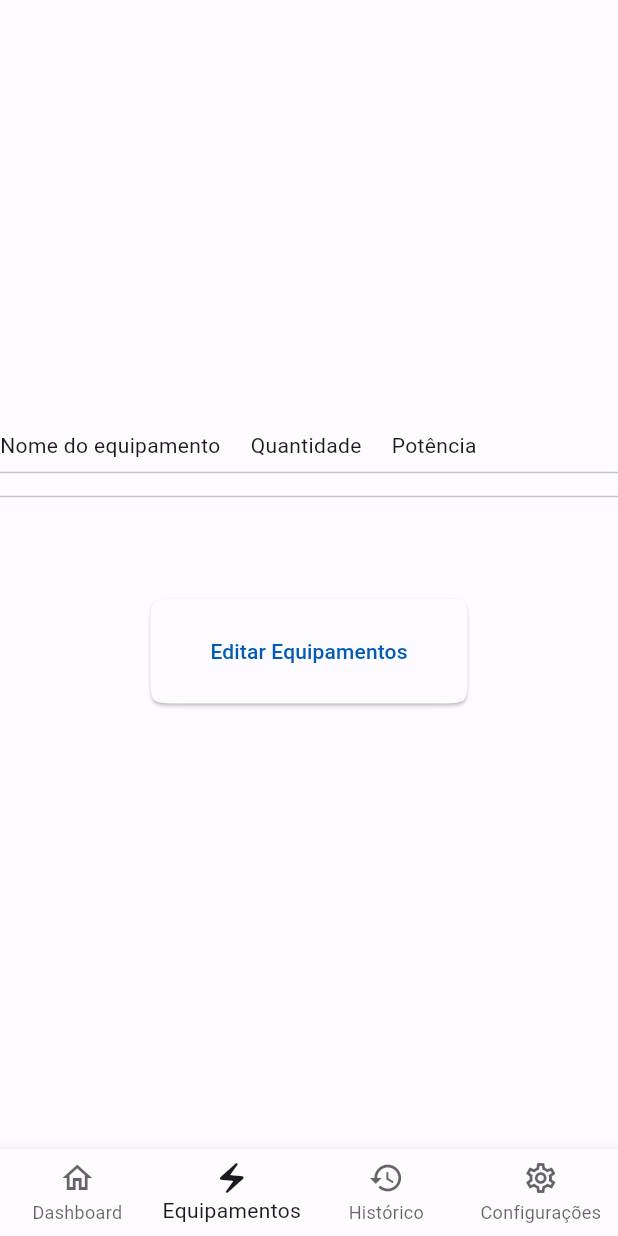
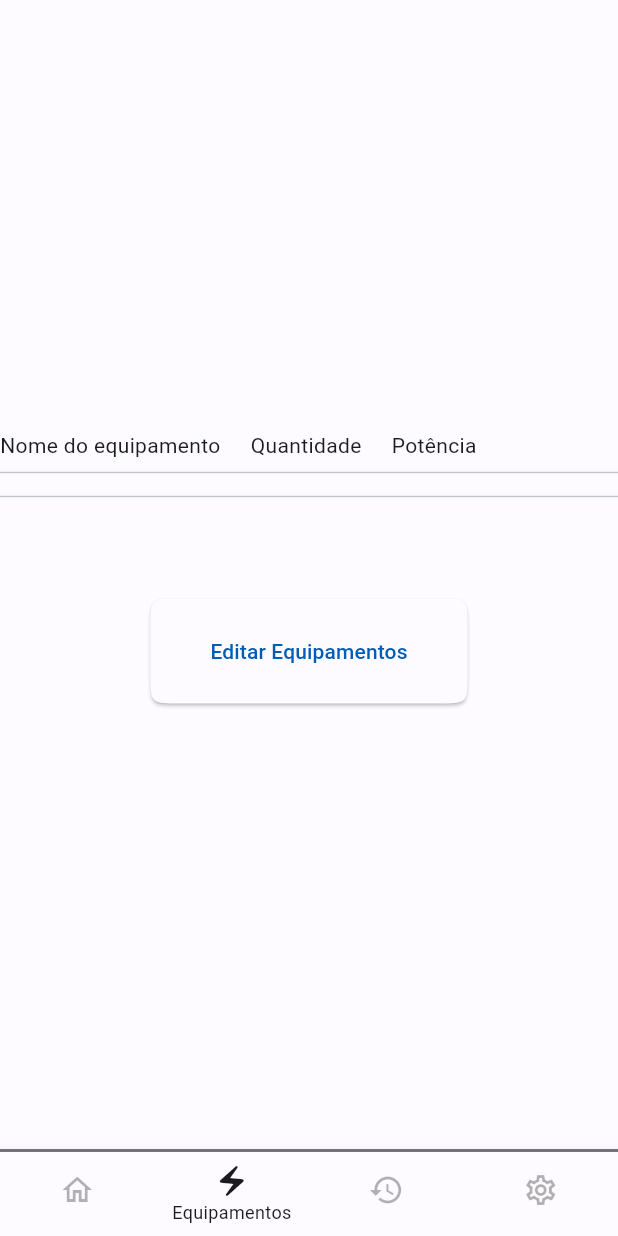
Before and after one commit to BrunoAlm/powertrack, a Flutter app: the HomePage screen opened by its route, item 2 of the bottom bar chosen, on a phone screen of 412 x 824 dp. Run offline on Flutter 3.47's test engine with Material 2 defaults, Android fonts, the phone set to English and light mode, and no system bars; our stand-ins replace appwrite, flutter_modular, flutter_svg; accounts and stored records are empty; network calls fail; statements that could not run were skipped.

Commit message:
fix bottomNavigation and timePicker

```diff
--- a/lib/src/app/presenters/ui/molecules/bottom_navigation.dart
+++ b/lib/src/app/presenters/ui/molecules/bottom_navigation.dart
@@ -39,12 +39,17 @@ class _BottomNavigationState extends State<BottomNavigation> {
 
   @override
   Widget build(BuildContext context) {
-    return BottomNavigationBar(
-      unselectedItemColor: Theme.of(context).hintColor,
+    return Container(
+      decoration: BoxDecoration(
+        border: Border(
+          top: BorderSide(width: 2, color: Theme.of(context).dividerColor),
+        ),
+      ),
+      child: BottomNavigationBar(
+        unselectedItemColor: Theme.of(context).hintColor.withOpacity(.3),
         selectedItemColor: Theme.of(context).colorScheme.onBackground,
-      unselectedLabelStyle: TextStyle(
-        color: Theme.of(context).hintColor,
-      ),
+        showUnselectedLabels: false,
+        selectedFontSize: 12,
         type: BottomNavigationBarType.fixed,
         useLegacyColorScheme: false,
         enableFeedback: true,
@@ -53,6 +58,7 @@ class _BottomNavigationState extends State<BottomNavigation> {
         onTap: (value) {
           widget.homeStore.changeSelectedPage = value;
         },
+      ),
     );
   }
 }
```
Also changed, not shown: lib/src/app/presenters/ui/organisms/added_equipments.dart (+10 -3 lines). Lines whose indentation alone changed are shown as unchanged.
